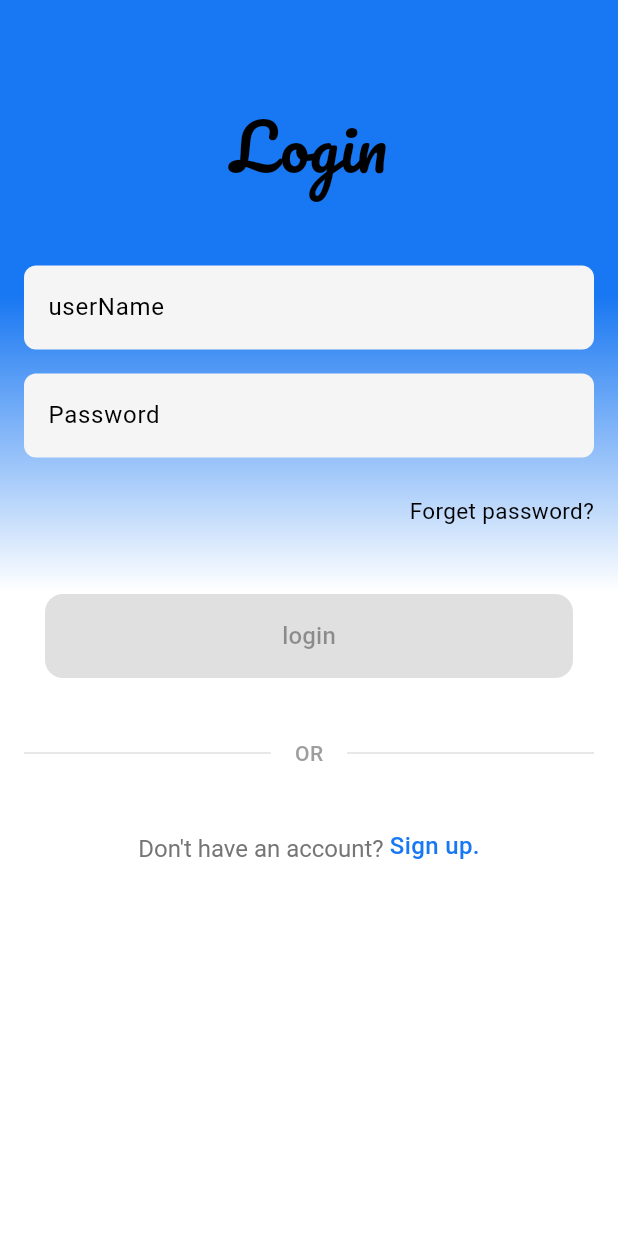
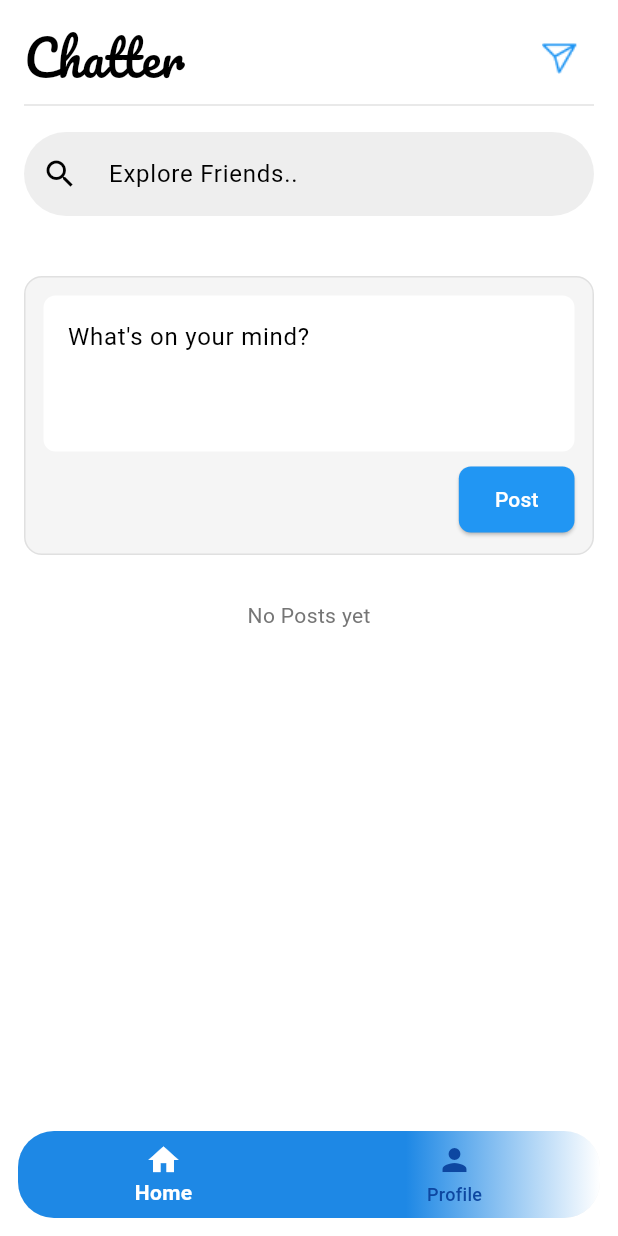
Before and after one commit to kareemtoson12/chatter, a Flutter app: the screen it shows after launch, on a phone screen of 412 x 824 dp. Run offline on Flutter 3.47's test engine with Material 3 defaults, Android fonts, the phone set to English and light mode, and no system bars; our stand-ins replace dartz, dio, equatable, flutter_bloc, get_it, google_fonts and 3 more; generated files the repository leaves out were written again.

Commit message:
home ui done

```diff
--- a/lib/app/chatter.dart
+++ b/lib/app/chatter.dart
@@ -1,4 +1,5 @@
 import 'package:chatter/app/routing/routing.dart';
+import 'package:chatter/presentation/home/home_screen.dart';
 import 'package:chatter/presentation/splash/splash_screen.dart';
 import 'package:flutter/material.dart';
 
@@ -9,12 +10,12 @@ class Chatter extends StatelessWidget {
   Widget build(BuildContext context) {
     return MaterialApp(
       debugShowCheckedModeBanner: false,
-      home: SplashScreen(),
+      home: HomeScreen(),
       theme: ThemeData(
         primaryColor: Colors.blue,
         colorScheme: ColorScheme.fromSwatch().copyWith(primary: Colors.blue),
       ),
-      onGenerateRoute: generateRoute,
+      //  onGenerateRoute: generateRoute,
     );
   }
 }
--- a/lib/app/network/error_handling.dart
+++ b/lib/app/network/error_handling.dart
@@ -12,7 +12,7 @@ class ErrorHandler {
         case DioExceptionType.badResponse:
           final statusCode = error.response?.statusCode ?? 0;
           final message = error.response?.data?.toString() ?? "Server Error";
-          return Failure(message, code: statusCode);
+          return Failure(message, status: statusCode);
         case DioExceptionType.cancel:
           return Failure("Request Cancelled");
         case DioExceptionType.unknown:
--- a/lib/app/network/failure_model.dart
+++ b/lib/app/network/failure_model.dart
@@ -1,14 +1,14 @@
 class Failure {
-  final String message;
-  final int? code;
+  final String title;
+  final int status;
 
-  Failure(this.message, {this.code});
+  Failure(this.title, {this.status = 0});
 
   @override
   String toString() {
-    if (code != null) {
-      return 'Error $code: $message';
+    if (status != null) {
+      return 'Error $status: $title';
     }
-    return 'Error: $message';
+    return 'Error: $title';
   }
 }
--- a/lib/app/routing/routes.dart
+++ b/lib/app/routing/routes.dart
@@ -2,4 +2,5 @@ class RoutesNames {
   static const String splash = '/splash';
   static const String signUp = '/signUp';
   static const String login = '/login';
+  static const String home = '/home';
 }
--- a/lib/app/routing/routing.dart
+++ b/lib/app/routing/routing.dart
@@ -3,6 +3,7 @@ import 'package:chatter/app/routing/routes.dart';
 import 'package:chatter/domain/usecase/login_usecase.dart';
 import 'package:chatter/presentation/auth/login/login_screen.dart';
 import 'package:chatter/presentation/auth/signup/signup_screen.dart';
+import 'package:chatter/presentation/home/home_screen.dart';
 import 'package:chatter/presentation/splash/splash_screen.dart';
 import 'package:flutter/material.dart';
 import 'package:flutter_bloc/flutter_bloc.dart';
@@ -27,6 +28,13 @@ Route<dynamic> generateRoute(RouteSettings settings) {
           child: const LoginScreen(),
         ),
       );
+    case RoutesNames.home:
+      return MaterialPageRoute(
+        builder: (_) => BlocProvider(
+          create: (_) => AuthCubit(sl<RegisterUseCase>(), sl<LoginUsecase>()),
+          child: const HomeScreen(),
+        ),
+      );
 
     default:
       return MaterialPageRoute(
--- a/lib/presentation/auth/login/login_screen.dart
+++ b/lib/presentation/auth/login/login_screen.dart
@@ -63,7 +63,7 @@ class _LoginScreenState extends State<LoginScreen> {
           ScaffoldMessenger.of(context).showSnackBar(
             SnackBar(
               content: Text(
-                state.failure.message ?? 'Login failed',
+                state.failure.title ?? 'Login failed',
                 style: const TextStyle(color: Colors.white),
               ),
               backgroundColor: Colors.red,
--- a/lib/presentation/auth/signup/signup_screen.dart
+++ b/lib/presentation/auth/signup/signup_screen.dart
@@ -62,7 +62,7 @@ class _SignUpScreenState extends State<SignUpScreen> {
           ScaffoldMessenger.of(context).showSnackBar(
             SnackBar(
               content: Text(
-                state.failure.message ?? 'Registration failed',
+                state.failure.title ?? 'Registration failed',
                 style: const TextStyle(color: Colors.white),
               ),
               backgroundColor: Colors.red,
--- /dev/null
+++ b/lib/presentation/home/home_screen.dart
@@ -0,0 +1,124 @@
+import 'package:chatter/app/styles/font_style.dart';
+import 'package:chatter/presentation/home/widgets/navigation_bar.dart'; // أضف هذا الاستيراد
+import 'package:flutter/material.dart';
+
+class HomeScreen extends StatefulWidget {
+  const HomeScreen({super.key});
+
+  @override
+  State<HomeScreen> createState() => _HomeScreenState();
+}
+
+class _HomeScreenState extends State<HomeScreen> {
+  int _currentIndex = 0;
+
+  void _onNavTap(int index) {
+    setState(() {
+      _currentIndex = index;
+    });
+  }
+
+  final List<Widget> _pages = [
+    Column(
+      children: [
+        // Header
+        Row(
+          mainAxisAlignment: MainAxisAlignment.start,
+          children: [
+            Text(
+              'Chatter',
+              style: FontStyles.titlePacifico.copyWith(fontSize: 32),
+            ),
+            const Spacer(),
+            Image.asset('assets/message.png', height: 40, color: Colors.blue),
+          ],
+        ),
+        const Divider(thickness: 0.3, color: Colors.grey),
+        const SizedBox(height: 10),
+        TextField(
+          decoration: InputDecoration(
+            hintText: ' Explore Friends.. ',
+            prefixIcon: const Icon(Icons.search),
+            border: OutlineInputBorder(
+              borderRadius: BorderRadius.circular(30),
+              borderSide: BorderSide.none,
+            ),
+            filled: true,
+            fillColor: Colors.grey[200],
+          ),
+        ),
+        const SizedBox(height: 40),
+        // Create Post Section
+        Container(
+          padding: const EdgeInsets.all(12),
+          decoration: BoxDecoration(
+            color: Colors.grey[100],
+            borderRadius: BorderRadius.circular(12),
+            border: Border.all(color: Colors.grey[300]!),
+          ),
+          child: Column(
+            crossAxisAlignment: CrossAxisAlignment.end,
+            children: [
+              TextField(
+                maxLines: 3,
+                decoration: InputDecoration(
+                  hintText: "What's on your mind?",
+                  border: OutlineInputBorder(
+                    borderRadius: BorderRadius.circular(8),
+                    borderSide: BorderSide.none,
+                  ),
+                  filled: true,
+                  fillColor: Colors.white,
+                ),
+              ),
+              const SizedBox(height: 8),
+              ElevatedButton(
+                onPressed: () {},
+                style: ElevatedButton.styleFrom(
+                  backgroundColor: Colors.blue,
+                  padding: const EdgeInsets.symmetric(
+                    horizontal: 24,
+                    vertical: 12,
+                  ),
+                  shape: RoundedRectangleBorder(
+                    borderRadius: BorderRadius.circular(8),
+                  ),
+                ),
+                child: const Text(
+                  'Post',
+                  style: TextStyle(color: Colors.white),
+                ),
+              ),
+            ],
+          ),
+        ),
+        const SizedBox(height: 30),
+        Text(' No Posts yet ', style: TextStyle(color: Colors.grey[600])),
+      ],
+    ),
+
+    Center(
+      child: Text(
+        'Profile Page',
+        style: TextStyle(fontSize: 22, color: Colors.blue),
+      ),
+    ),
+  ];
+
+  @override
+  Widget build(BuildContext context) {
+    return Scaffold(
+      backgroundColor: Colors.white,
+      body: SafeArea(
+        child: SingleChildScrollView(
+          padding: const EdgeInsets.all(16.0),
+          child: _pages[_currentIndex],
+        ),
+      ),
+      bottomNavigationBar: MainNavigationBar(
+        currentIndex: _currentIndex,
+        onTap: _onNavTap,
+      ),
+    );
+  }
+}
--- /dev/null
+++ b/lib/presentation/home/widgets/navigation_bar.dart
@@ -0,0 +1,68 @@
+import 'package:flutter/material.dart';
+
+class MainNavigationBar extends StatefulWidget {
+  final int currentIndex;
+  final ValueChanged<int> onTap;
+
+  const MainNavigationBar({
+    super.key,
+    required this.currentIndex,
+    required this.onTap,
+  });
+
+  @override
+  State<MainNavigationBar> createState() => _MainNavigationBarState();
+}
+
+class _MainNavigationBarState extends State<MainNavigationBar> {
+  @override
+  Widget build(BuildContext context) {
+    return SafeArea(
+      minimum: const EdgeInsets.all(12),
+      child: ClipRRect(
+        borderRadius: BorderRadius.circular(24),
+        child: Container(
+          decoration: BoxDecoration(
+            gradient: const LinearGradient(
+              begin: Alignment.centerLeft,
+              end: Alignment.centerRight,
+              colors: [
+                Color(0xFF1E88E5), // أزرق
+                Color(0xFF1E88E5), // أزرق
+                Color(0xFF1E88E5), // أزرق
+                Colors.white, // أبيض
+              ],
+            ),
+            boxShadow: [
+              BoxShadow(
+                color: Colors.black.withOpacity(0.08),
+                blurRadius: 16,
+                offset: const Offset(0, 6),
+              ),
+            ],
+          ),
+          child: BottomNavigationBar(
+            type: BottomNavigationBarType.fixed,
+            backgroundColor: Colors
+                .transparent, // لازم تبقى شفافة عشان يبان الجريدينت اللي ورا
+            elevation: 0,
+            currentIndex: widget.currentIndex,
+            onTap: widget.onTap,
+
+            selectedItemColor: Colors.white,
+            unselectedItemColor: Colors.blue.shade900,
+            selectedLabelStyle: const TextStyle(fontWeight: FontWeight.w600),
+            unselectedLabelStyle: const TextStyle(fontWeight: FontWeight.w500),
+            items: const [
+              BottomNavigationBarItem(icon: Icon(Icons.home), label: 'Home'),
+              BottomNavigationBarItem(
+                icon: Icon(Icons.person),
+                label: 'Profile',
+              ),
+            ],
+          ),
+        ),
+      ),
+    );
+  }
+}
--- a/pubspec.yaml
+++ b/pubspec.yaml
@@ -71,7 +71,7 @@ flutter:
 
   # To add assets to your application, add an assets section, like this:
   assets:
-    - assets/test.jpg
+    - assets/
   #   - images/a_dot_ham.jpeg
 
   # An image asset can refer to one or more resolution-specific "variants", see
```
Also changed, not shown: assets/message.png (added).
